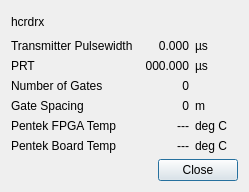
Before: the Qt Designer form src/hcrgui/HcrdrxDetails.ui in NCAR/HCR_instrument, drawn with Qt 5.
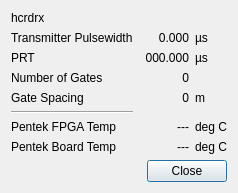
After: the same form once the commit is applied.

Commit message: added a line between configuration information and Pentek temperatures

What changed in the file:
```diff
--- a/src/hcrgui/HcrdrxDetails.ui
+++ b/src/hcrgui/HcrdrxDetails.ui
@@ -6,8 +6,8 @@
    <rect>
     <x>0</x>
     <y>0</y>
-    <width>249</width>
-    <height>192</height>
+    <width>238</width>
+    <height>187</height>
    </rect>
   </property>
   <property name="windowTitle">
@@ -56,21 +56,21 @@
         </property>
        </widget>
       </item>
-      <item row="4" column="2">
-       <widget class="QLabel" name="pentekFpgaTempUnits">
-        <property name="text">
-         <string>deg C</string>
-        </property>
-       </widget>
-      </item>
       <item row="5" column="2">
+       <widget class="QLabel" name="pentekFpgaTempUnits">
+        <property name="text">
+         <string>deg C</string>
+        </property>
+       </widget>
+      </item>
+      <item row="6" column="2">
        <widget class="QLabel" name="pentekBoardTempUnits">
         <property name="text">
          <string>deg C</string>
         </property>
        </widget>
       </item>
-      <item row="5" column="1">
+      <item row="6" column="1">
        <widget class="QLabel" name="pentekBoardTempValue">
         <property name="text">
          <string>---</string>
@@ -121,7 +121,7 @@
         </property>
        </widget>
       </item>
-      <item row="4" column="1">
+      <item row="5" column="1">
        <widget class="QLabel" name="pentekFpgaTempValue">
         <property name="text">
          <string>---</string>
@@ -131,14 +131,14 @@
         </property>
        </widget>
       </item>
-      <item row="5" column="0">
+      <item row="6" column="0">
        <widget class="QLabel" name="pentekBoardTempLabel">
         <property name="text">
          <string>Pentek Board Temp</string>
         </property>
        </widget>
       </item>
-      <item row="4" column="0">
+      <item row="5" column="0">
        <widget class="QLabel" name="pentekFpgaTempLabel">
         <property name="text">
          <string>Pentek FPGA Temp</string>
@@ -169,6 +169,13 @@
         </property>
        </widget>
       </item>
+      <item row="4" column="0">
+       <widget class="Line" name="line">
+        <property name="orientation">
+         <enum>Qt::Horizontal</enum>
+        </property>
+       </widget>
+      </item>
      </layout>
     </widget>
    </item>
```
